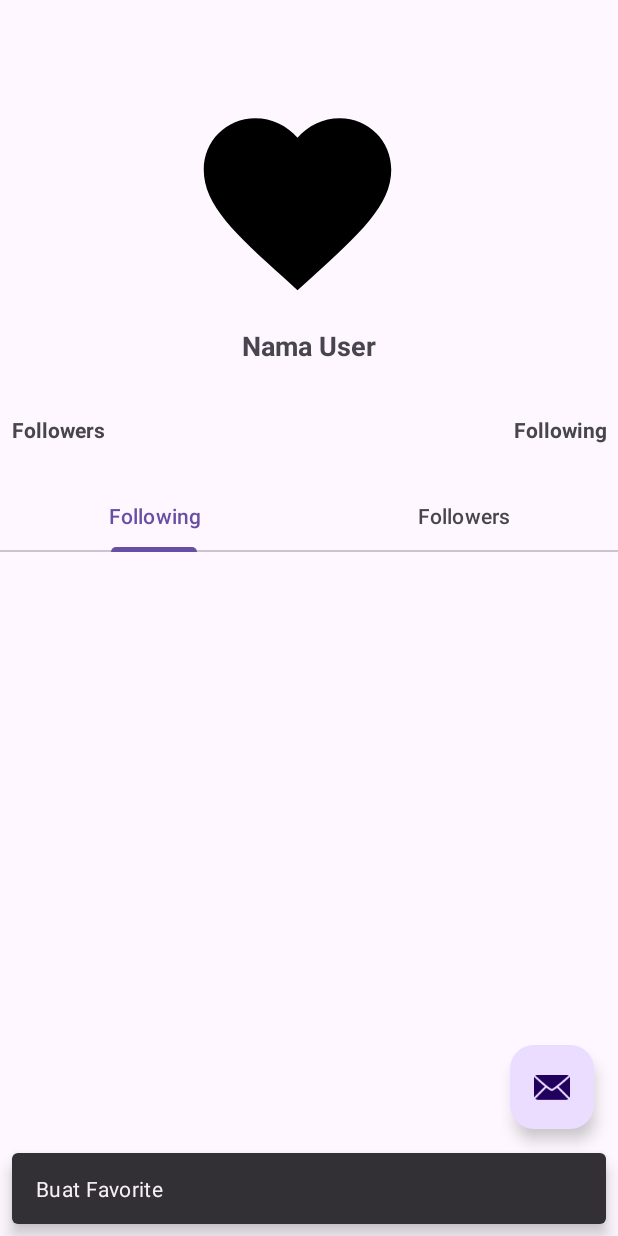
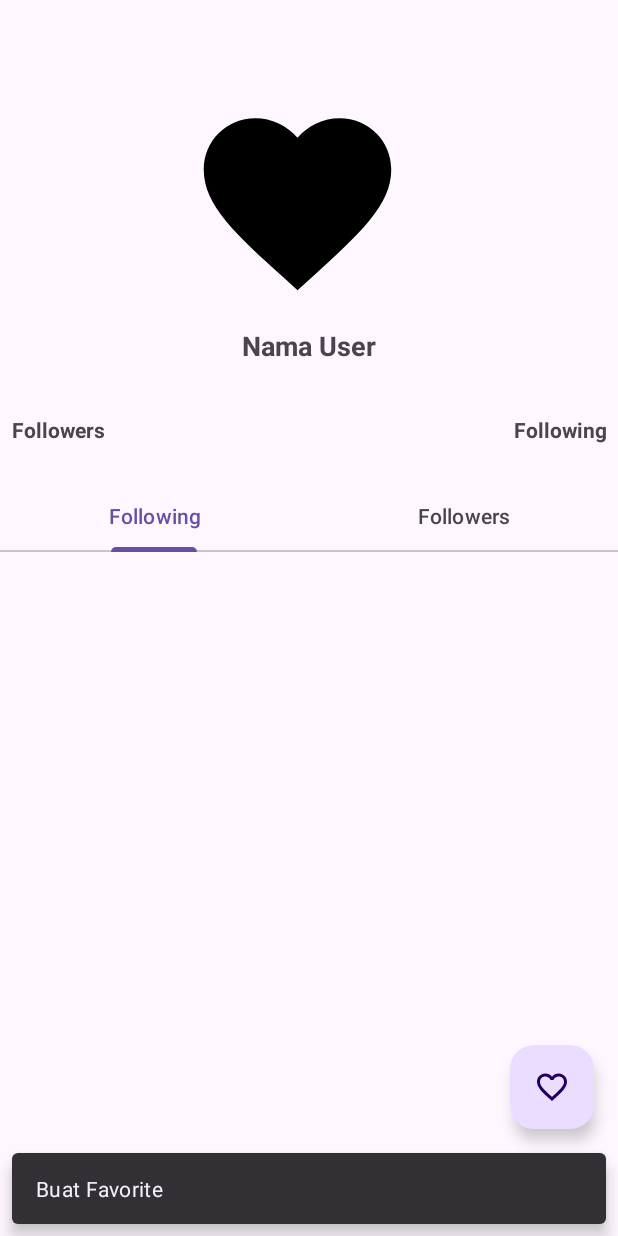
Before and after one commit to adeput29/GithubUser-submissionDicodingFundamental, an Android app: the UserFragment screen opened directly, with no data from a screen before it, after a tap on an icon or button, on a phone screen of 412 x 824 dp. Run offline under Robolectric (Android 15) with nearby library versions, the phone set to English and light mode, and no system bars; our stand-ins replace CircleImageView; pictures from the network do not load; 5 statements that could not run were skipped.

```diff
--- a/app/src/main/java/com/example/githubuser/ui/detail/DetailUser.java
+++ b/app/src/main/java/com/example/githubuser/ui/detail/DetailUser.java
@@ -13,6 +13,7 @@ import com.google.android.material.snackbar.Snackbar;
 
 import androidx.annotation.StringRes;
 import androidx.appcompat.app.AppCompatActivity;
+import androidx.core.content.ContextCompat;
 
 import android.view.View;
 
@@ -66,15 +67,6 @@ public class DetailUser extends AppCompatActivity {
                 .load(userGitSelect.getAvatar_url())
                 .apply(new RequestOptions())
                 .into(binding.imgDetailUser);
-
-        FloatingActionButton fab = binding.fab;
-        fab.setOnClickListener(new View.OnClickListener() {
-            @Override
-            public void onClick(View view) {
-                Snackbar.make(view, "Buat Favorite", Snackbar.LENGTH_LONG)
-                        .setAction("Action", null).show();
-            }
-        });
     }
 
     @Override
--- a/app/src/main/java/com/example/githubuser/ui/detail/UserFragment.java
+++ b/app/src/main/java/com/example/githubuser/ui/detail/UserFragment.java
@@ -18,6 +18,8 @@ import android.widget.Toast;
 import com.example.githubuser.database.Result;
 import com.example.githubuser.database.local.entity.UserGitEntity;
 import com.example.githubuser.databinding.FragmentUserBinding;
+import com.google.android.material.floatingactionbutton.FloatingActionButton;
+import com.google.android.material.snackbar.Snackbar;
 
 import java.util.List;
 
@@ -106,6 +108,14 @@ public class UserFragment extends Fragment {
 
         setMode(tabName);
 
+        FloatingActionButton fab = binding.fab;
+        fab.setOnClickListener(new View.OnClickListener() {
+            @Override
+            public void onClick(View view) {
+                Snackbar.make(view, "Buat Favorite", Snackbar.LENGTH_LONG)
+                        .setAction("Action", null).show();
+            }
+        });
 
     }
 
--- a/app/src/main/java/com/example/githubuser/ui/main/MainFragment.java
+++ b/app/src/main/java/com/example/githubuser/ui/main/MainFragment.java
@@ -17,6 +17,8 @@ import com.example.githubuser.R;
 import com.example.githubuser.database.Result;
 import com.example.githubuser.database.local.entity.UserGitEntity;
 import com.example.githubuser.databinding.FragmentMainBinding;
+import com.google.android.material.floatingactionbutton.FloatingActionButton;
+import com.google.android.material.snackbar.Snackbar;
 
 import java.util.List;
 
--- a/app/src/main/res/layout/activity_detail_user.xml
+++ b/app/src/main/res/layout/activity_detail_user.xml
@@ -99,12 +99,4 @@
         app:layout_behavior="@string/appbar_scrolling_view_behavior" />
 
 
-    <com.google.android.material.floatingactionbutton.FloatingActionButton
-        android:id="@+id/fab"
-        android:layout_width="wrap_content"
-        android:layout_height="wrap_content"
-        android:layout_gravity="bottom|end"
-        android:layout_marginEnd="@dimen/fab_margin"
-        android:layout_marginBottom="16dp"
-        app:srcCompat="@android:drawable/ic_dialog_email" />
 </androidx.coordinatorlayout.widget.CoordinatorLayout>
--- a/app/src/main/res/layout/fragment_main.xml
+++ b/app/src/main/res/layout/fragment_main.xml
@@ -4,7 +4,6 @@
     xmlns:tools="http://schemas.android.com/tools"
     android:layout_width="match_parent"
     android:layout_height="match_parent">
-
     <androidx.recyclerview.widget.RecyclerView
         android:id="@+id/rv_user"
         android:layout_width="0dp"
@@ -29,4 +28,5 @@
         app:layout_constraintStart_toStartOf="parent"
         app:layout_constraintTop_toTopOf="parent" />
 
+
 </androidx.constraintlayout.widget.ConstraintLayout>
--- a/app/src/main/res/layout/fragment_user.xml
+++ b/app/src/main/res/layout/fragment_user.xml
@@ -1,10 +1,12 @@
 <?xml version="1.0" encoding="utf-8"?>
-<androidx.constraintlayout.widget.ConstraintLayout xmlns:android="http://schemas.android.com/apk/res/android"
+<androidx.coordinatorlayout.widget.CoordinatorLayout xmlns:android="http://schemas.android.com/apk/res/android"
     xmlns:app="http://schemas.android.com/apk/res-auto"
     xmlns:tools="http://schemas.android.com/tools"
     android:layout_width="match_parent"
     android:layout_height="match_parent">
-
+    <androidx.constraintlayout.widget.ConstraintLayout
+        android:layout_width="match_parent"
+        android:layout_height="match_parent">
         <androidx.recyclerview.widget.RecyclerView
             android:id="@+id/rv_user"
             android:layout_width="0dp"
@@ -28,5 +30,14 @@
             app:layout_constraintEnd_toEndOf="parent"
             app:layout_constraintStart_toStartOf="parent"
             app:layout_constraintTop_toTopOf="parent" />
+    </androidx.constraintlayout.widget.ConstraintLayout>
+    <com.google.android.material.floatingactionbutton.FloatingActionButton
+        android:id="@+id/fab"
+        android:layout_width="wrap_content"
+        android:layout_height="wrap_content"
+        android:layout_gravity="bottom|end"
+        android:layout_marginEnd="@dimen/fab_margin"
+        android:layout_marginBottom="16dp"
+        app:srcCompat="@drawable/ic_favorite_white_false" />
 
-</androidx.constraintlayout.widget.ConstraintLayout>
+</androidx.coordinatorlayout.widget.CoordinatorLayout>
```
Also changed, not shown: app/src/main/java/com/example/githubuser/ui/main/MainUserGitAdapter.java (+7 -11 lines). Lines whose indentation alone changed are shown as unchanged.
